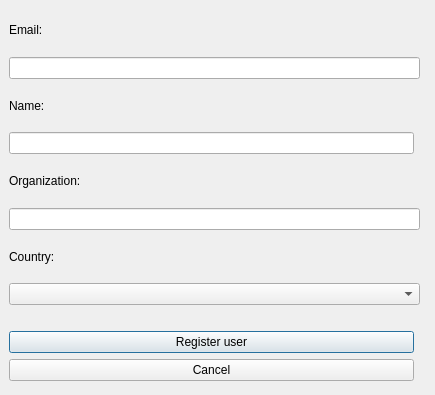
Old version of the form LDMP/gui/DlgSettingsRegister.ui in the repository ConservationInternational/trends.earth.
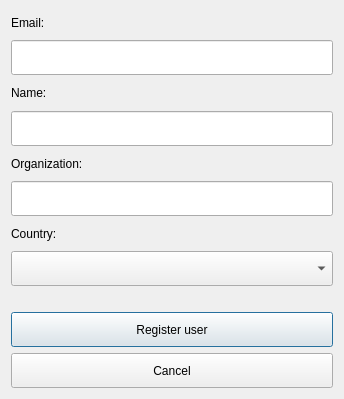
New version of the form.

Diff of the .ui file:
```diff
--- a/LDMP/gui/DlgSettingsRegister.ui
+++ b/LDMP/gui/DlgSettingsRegister.ui
@@ -6,8 +6,8 @@
    <rect>
     <x>0</x>
     <y>0</y>
-    <width>435</width>
-    <height>395</height>
+    <width>344</width>
+    <height>399</height>
    </rect>
   </property>
   <property name="sizePolicy">
@@ -19,28 +19,80 @@
   <property name="windowTitle">
    <string>Register new user</string>
   </property>
-  <widget class="QWidget" name="gridLayoutWidget">
-   <property name="geometry">
-    <rect>
-     <x>9</x>
-     <y>9</y>
-     <width>411</width>
-     <height>372</height>
-    </rect>
-   </property>
    <layout class="QGridLayout" name="gridLayout">
-    <property name="sizeConstraint">
-     <enum>QLayout::SetDefaultConstraint</enum>
-    </property>
-    <item row="13" column="1">
-     <widget class="QPushButton" name="save">
+   <item row="0" column="0">
+    <widget class="QLabel" name="label_2">
+     <property name="sizePolicy">
+      <sizepolicy hsizetype="Preferred" vsizetype="Minimum">
+       <horstretch>0</horstretch>
+       <verstretch>0</verstretch>
+      </sizepolicy>
+     </property>
       <property name="text">
-       <string>Register user</string>
+      <string>Email:</string>
       </property>
      </widget>
     </item>
-    <item row="9" column="1" colspan="2">
+   <item row="1" column="0">
+    <widget class="QLineEdit" name="email">
+     <property name="minimumSize">
+      <size>
+       <width>0</width>
+       <height>35</height>
+      </size>
+     </property>
+     <property name="inputMethodHints">
+      <set>Qt::ImhEmailCharactersOnly</set>
+     </property>
+    </widget>
+   </item>
+   <item row="2" column="0">
+    <widget class="QLabel" name="label_5">
+     <property name="sizePolicy">
+      <sizepolicy hsizetype="Preferred" vsizetype="Minimum">
+       <horstretch>0</horstretch>
+       <verstretch>0</verstretch>
+      </sizepolicy>
+     </property>
+     <property name="text">
+      <string>Name:</string>
+     </property>
+    </widget>
+   </item>
+   <item row="3" column="0">
+    <widget class="QLineEdit" name="name">
+     <property name="minimumSize">
+      <size>
+       <width>0</width>
+       <height>35</height>
+      </size>
+     </property>
+     <property name="inputMethodHints">
+      <set>Qt::ImhNoAutoUppercase</set>
+     </property>
+    </widget>
+   </item>
+   <item row="4" column="0">
+    <widget class="QLabel" name="label_3">
+     <property name="sizePolicy">
+      <sizepolicy hsizetype="Preferred" vsizetype="Minimum">
+       <horstretch>0</horstretch>
+       <verstretch>0</verstretch>
+      </sizepolicy>
+     </property>
+     <property name="text">
+      <string>Organization:</string>
+     </property>
+    </widget>
+   </item>
+   <item row="5" column="0">
      <widget class="QLineEdit" name="organization">
+     <property name="minimumSize">
+      <size>
+       <width>0</width>
+       <height>35</height>
+      </size>
+     </property>
       <property name="inputMethodHints">
        <set>Qt::ImhNone</set>
       </property>
@@ -49,7 +101,30 @@
       </property>
      </widget>
     </item>
-    <item row="12" column="1">
+   <item row="6" column="0">
+    <widget class="QLabel" name="label_4">
+     <property name="sizePolicy">
+      <sizepolicy hsizetype="Preferred" vsizetype="Minimum">
+       <horstretch>0</horstretch>
+       <verstretch>0</verstretch>
+      </sizepolicy>
+     </property>
+     <property name="text">
+      <string>Country:</string>
+     </property>
+    </widget>
+   </item>
+   <item row="7" column="0">
+    <widget class="QComboBox" name="country">
+     <property name="minimumSize">
+      <size>
+       <width>0</width>
+       <height>35</height>
+      </size>
+     </property>
+    </widget>
+   </item>
+   <item row="8" column="0">
      <spacer name="verticalSpacer">
       <property name="orientation">
        <enum>Qt::Vertical</enum>
@@ -65,84 +140,33 @@
       </property>
      </spacer>
     </item>
-    <item row="2" column="1" colspan="2">
-     <widget class="QLineEdit" name="email">
-      <property name="inputMethodHints">
-       <set>Qt::ImhEmailCharactersOnly</set>
-      </property>
-     </widget>
-    </item>
-    <item row="1" column="1">
-     <widget class="QLabel" name="label_2">
-      <property name="sizePolicy">
-       <sizepolicy hsizetype="Preferred" vsizetype="Minimum">
-        <horstretch>0</horstretch>
-        <verstretch>0</verstretch>
-       </sizepolicy>
-      </property>
+   <item row="9" column="0">
+    <widget class="QPushButton" name="save">
+     <property name="minimumSize">
+      <size>
+       <width>0</width>
+       <height>35</height>
+      </size>
+     </property>
       <property name="text">
-       <string>Email:</string>
+      <string>Register user</string>
       </property>
      </widget>
     </item>
-    <item row="10" column="1">
-     <widget class="QLabel" name="label_4">
-      <property name="sizePolicy">
-       <sizepolicy hsizetype="Preferred" vsizetype="Minimum">
-        <horstretch>0</horstretch>
-        <verstretch>0</verstretch>
-       </sizepolicy>
-      </property>
-      <property name="text">
-       <string>Country:</string>
-      </property>
-     </widget>
-    </item>
-    <item row="11" column="1" colspan="2">
-     <widget class="QComboBox" name="country"/>
-    </item>
-    <item row="14" column="1">
+   <item row="10" column="0">
      <widget class="QPushButton" name="cancel">
+     <property name="minimumSize">
+      <size>
+       <width>0</width>
+       <height>35</height>
+      </size>
+     </property>
       <property name="text">
        <string>Cancel</string>
       </property>
      </widget>
     </item>
-    <item row="8" column="1">
-     <widget class="QLabel" name="label_3">
-      <property name="sizePolicy">
-       <sizepolicy hsizetype="Preferred" vsizetype="Minimum">
-        <horstretch>0</horstretch>
-        <verstretch>0</verstretch>
-       </sizepolicy>
-      </property>
-      <property name="text">
-       <string>Organization:</string>
-      </property>
-     </widget>
-    </item>
-    <item row="4" column="1">
-     <widget class="QLabel" name="label_5">
-      <property name="sizePolicy">
-       <sizepolicy hsizetype="Preferred" vsizetype="Minimum">
-        <horstretch>0</horstretch>
-        <verstretch>0</verstretch>
-       </sizepolicy>
-      </property>
-      <property name="text">
-       <string>Name:</string>
-      </property>
-     </widget>
-    </item>
-    <item row="5" column="1">
-     <widget class="QLineEdit" name="name">
-      <property name="inputMethodHints">
-       <set>Qt::ImhNoAutoUppercase</set>
-      </property>
-     </widget>
-    </item>
-   </layout>
-  </widget>
+  </layout>
  </widget>
  <tabstops>
   <tabstop>email</tabstop>
```
Lines whose indentation alone changed are shown as unchanged.
